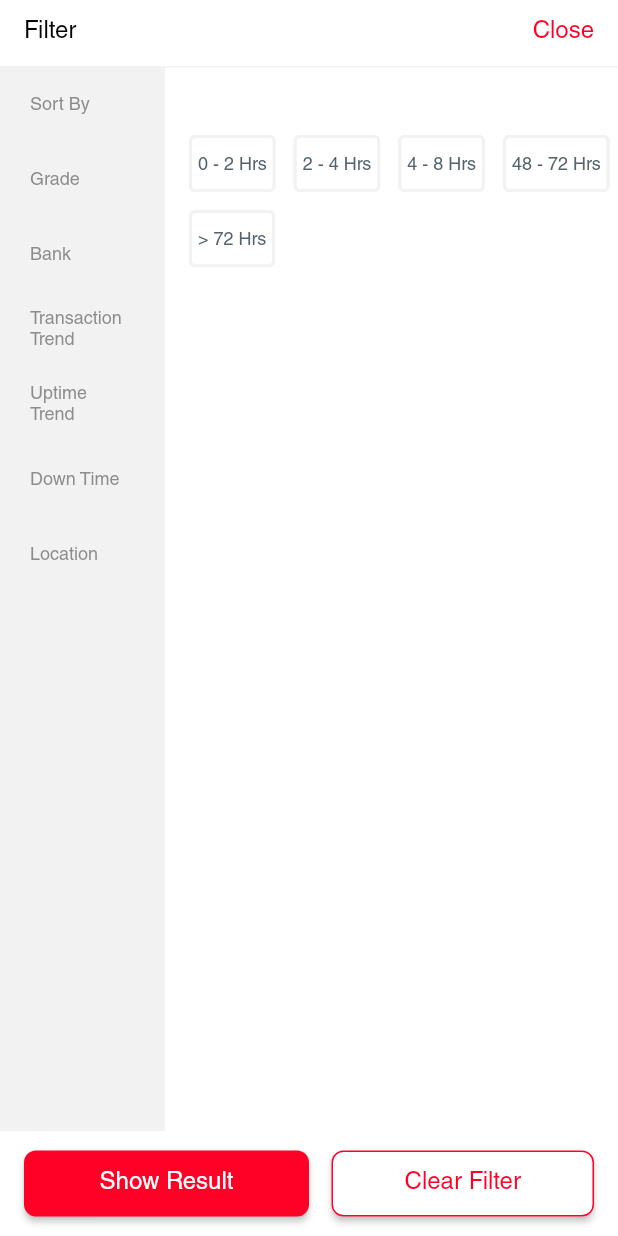
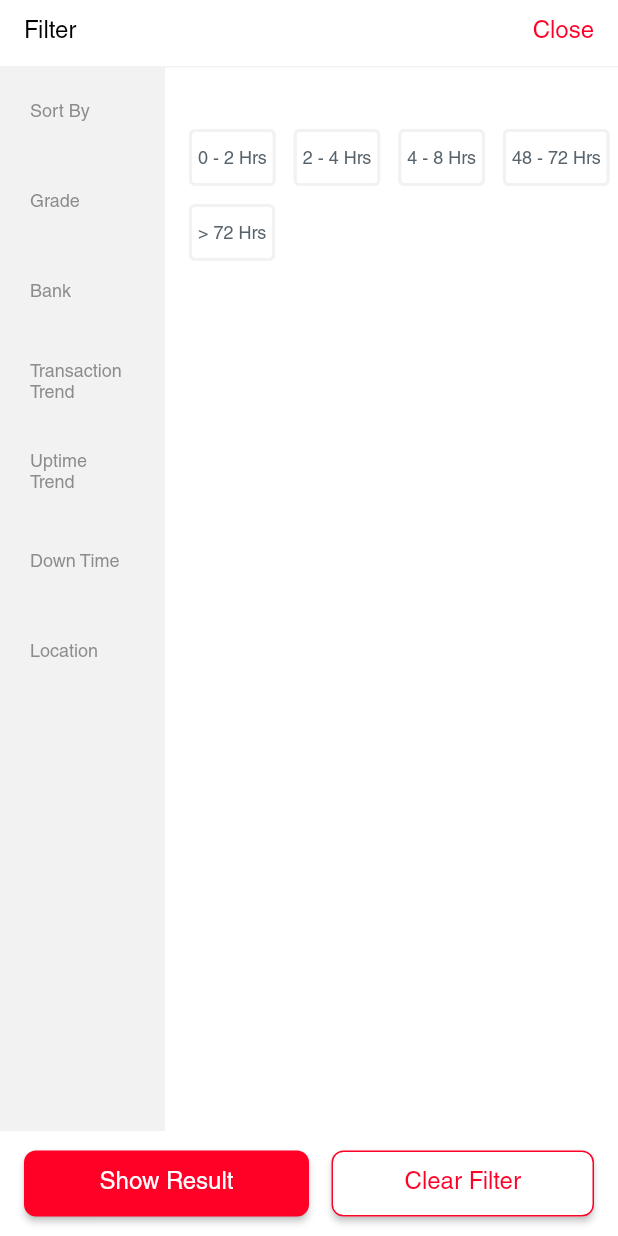
Before and after one commit to lovleshbuildint/atmceo_v2, a Flutter app: the TransactionDipWidget widget shown alone on an empty page, opened directly, on a phone screen of 412 x 824 dp. Run offline on Flutter 3.47's test engine with Material 2 defaults, Android fonts, the phone set to English and light mode, and no system bars; drawn by our look-alikes of auto_size_text; our stand-ins replace csv, easy_debounce, equatable, flutter_secure_storage, flutter_spinkit, font_awesome_flutter and 9 more; missing offline and left inert: aligned_tooltip, json_path, mime_type, no_screenshot; accounts and stored records are empty.

Commit message:
Updating to latest FlutterFlow output.

```diff
--- a/lib/pages/transaction_dip/transaction_dip_widget.dart
+++ b/lib/pages/transaction_dip/transaction_dip_widget.dart
@@ -171,7 +171,7 @@ class _TransactionDipWidgetState extends State<TransactionDipWidget> {
                             },
                             child: Container(
                               width: MediaQuery.sizeOf(context).width * 1.0,
-                              height: 50.0,
+                              height: 60.0,
                               decoration: BoxDecoration(
                                 color: FFAppState().sortByFilterTab
                                     ? Colors.white
@@ -223,7 +223,7 @@ class _TransactionDipWidgetState extends State<TransactionDipWidget> {
                             },
                             child: Container(
                               width: MediaQuery.sizeOf(context).width * 1.0,
-                              height: 50.0,
+                              height: 60.0,
                               decoration: BoxDecoration(
                                 color: FFAppState().gradeFilterTab
                                     ? Colors.white
@@ -275,7 +275,7 @@ class _TransactionDipWidgetState extends State<TransactionDipWidget> {
                             },
                             child: Container(
                               width: MediaQuery.sizeOf(context).width * 1.0,
-                              height: 50.0,
+                              height: 60.0,
                               decoration: BoxDecoration(
                                 color: FFAppState().bankFilterTab
                                     ? Colors.white
@@ -327,7 +327,7 @@ class _TransactionDipWidgetState extends State<TransactionDipWidget> {
                             },
                             child: Container(
                               width: MediaQuery.sizeOf(context).width * 1.0,
-                              height: 50.0,
+                              height: 60.0,
                               decoration: BoxDecoration(
                                 color: FFAppState().transactionTrendFilterTab
                                     ? Colors.white
@@ -379,7 +379,7 @@ class _TransactionDipWidgetState extends State<TransactionDipWidget> {
                             },
                             child: Container(
                               width: MediaQuery.sizeOf(context).width * 1.0,
-                              height: 50.0,
+                              height: 60.0,
                               decoration: BoxDecoration(
                                 color: FFAppState().uptimeTrendFilterTab
                                     ? Colors.white
@@ -431,7 +431,7 @@ class _TransactionDipWidgetState extends State<TransactionDipWidget> {
                             },
                             child: Container(
                               width: MediaQuery.sizeOf(context).width * 1.0,
-                              height: 50.0,
+                              height: 60.0,
                               decoration: BoxDecoration(
                                 color: FFAppState().downTimeFilterTab
                                     ? Colors.white
@@ -483,7 +483,7 @@ class _TransactionDipWidgetState extends State<TransactionDipWidget> {
                             },
                             child: Container(
                               width: MediaQuery.sizeOf(context).width * 1.0,
-                              height: 50.0,
+                              height: 60.0,
                               decoration: BoxDecoration(
                                 color: FFAppState().locationFilterTab
                                     ? Colors.white
@@ -521,7 +521,7 @@ class _TransactionDipWidgetState extends State<TransactionDipWidget> {
                         children: [
                           Padding(
                             padding: EdgeInsetsDirectional.fromSTEB(
-                                14.0, 15.0, 0.0, 0.0),
+                                16.0, 15.0, 0.0, 0.0),
                             child: Text(
                               () {
                                 if (FFAppState().sortByFilterTab) {
@@ -557,7 +557,7 @@ class _TransactionDipWidgetState extends State<TransactionDipWidget> {
                                   children: [
                                     Padding(
                                       padding: EdgeInsetsDirectional.fromSTEB(
-                                          16.0, 16.0, 0.0, 0.0),
+                                          16.0, 12.0, 0.0, 0.0),
                                       child: Wrap(
                                         spacing: 0.0,
                                         runSpacing: 0.0,
```
